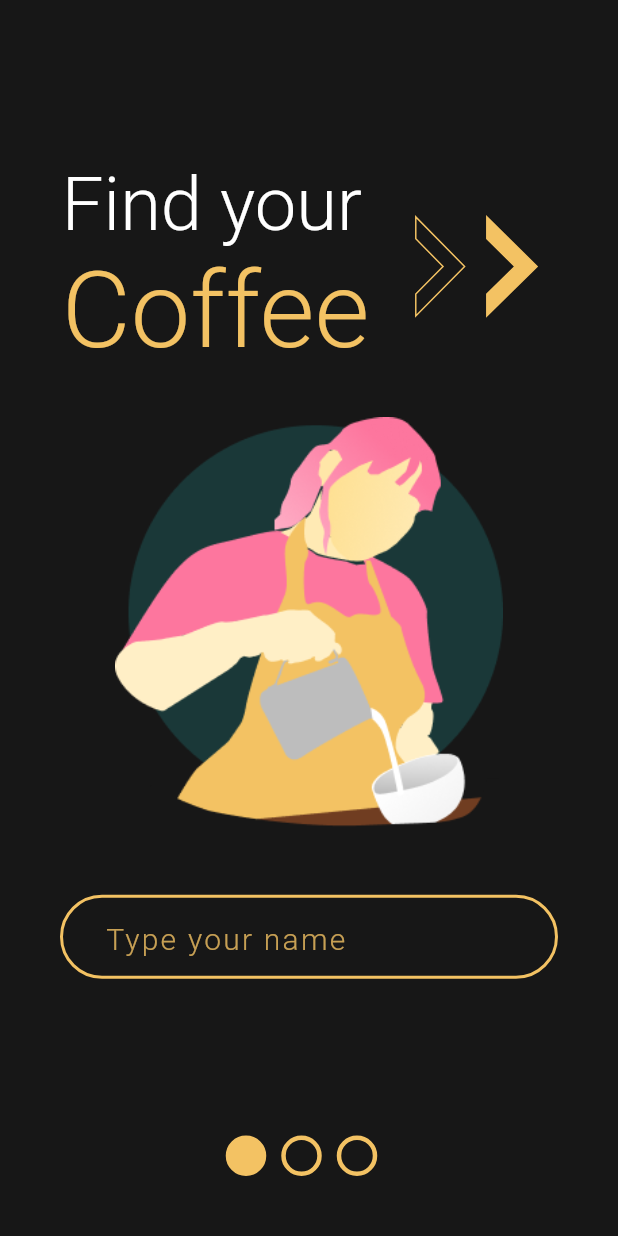
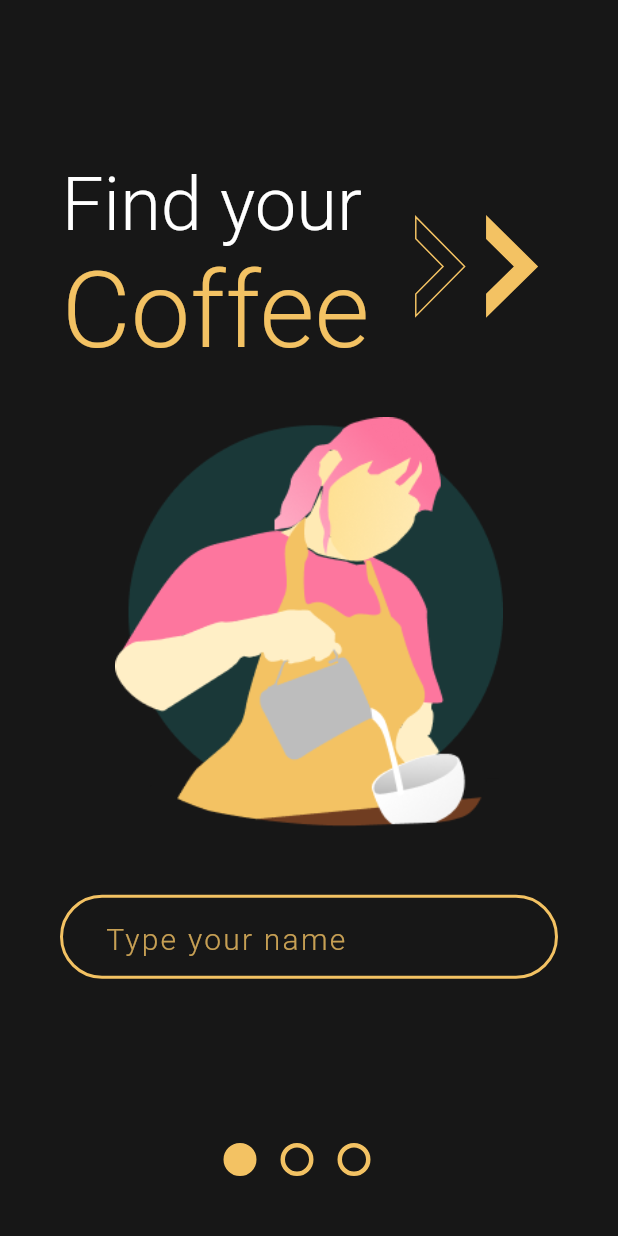
Before and after one commit to robertrobotics/cup_of_mood_app, a Flutter app: the screen it shows after launch, on a phone screen of 412 x 824 dp. Run offline on Flutter 3.47's test engine with Material 2 defaults, Android fonts, the phone set to English and light mode, and no system bars; our stand-ins replace flutter_svg.

Commit message:
Better look of onboarding navigation dots.

```diff
--- a/lib/screens/onboarding/components/onboarding_screen.dart
+++ b/lib/screens/onboarding/components/onboarding_screen.dart
@@ -66,9 +66,9 @@ class _OnboardingScreenState extends State<OnboardingScreen> {
 
   AnimatedContainer buildNavigationDot({bool active = false}) {
     return AnimatedContainer(
-      margin: EdgeInsets.only(right: 10),
-      height: 27,
-      width: 27,
+      margin: EdgeInsets.only(right: 16),
+      height: 22,
+      width: 22,
       decoration: BoxDecoration(
           color: active ? kGoldenPrimaryColor : Colors.transparent,
           borderRadius: BorderRadius.circular(14),
```
